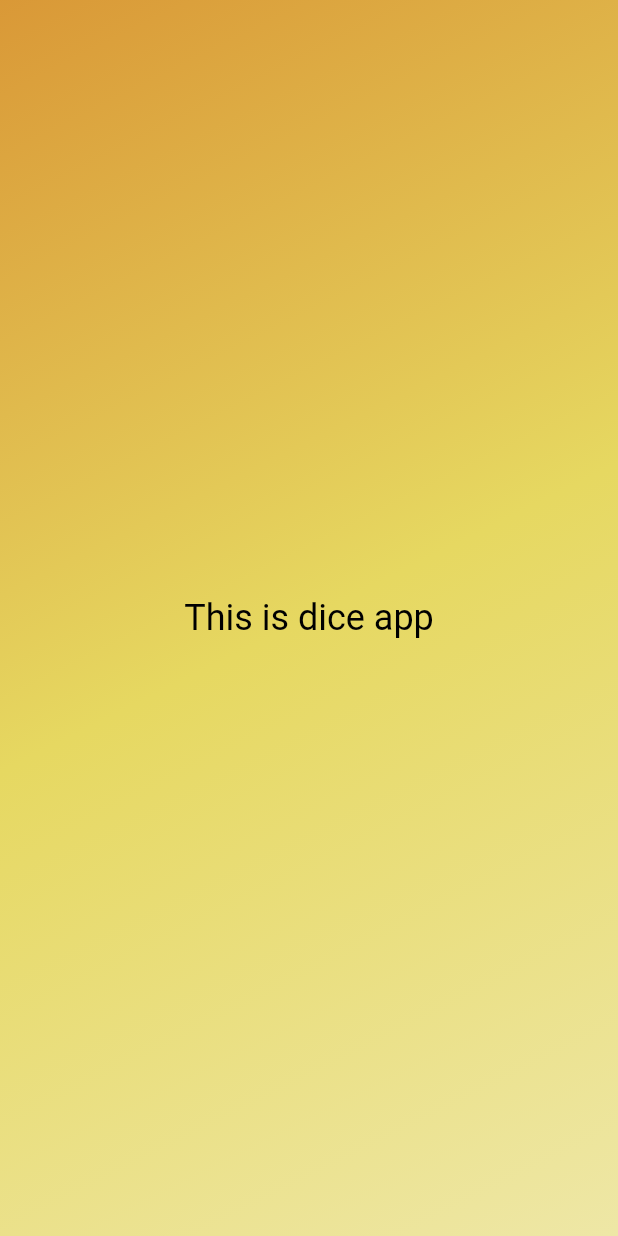
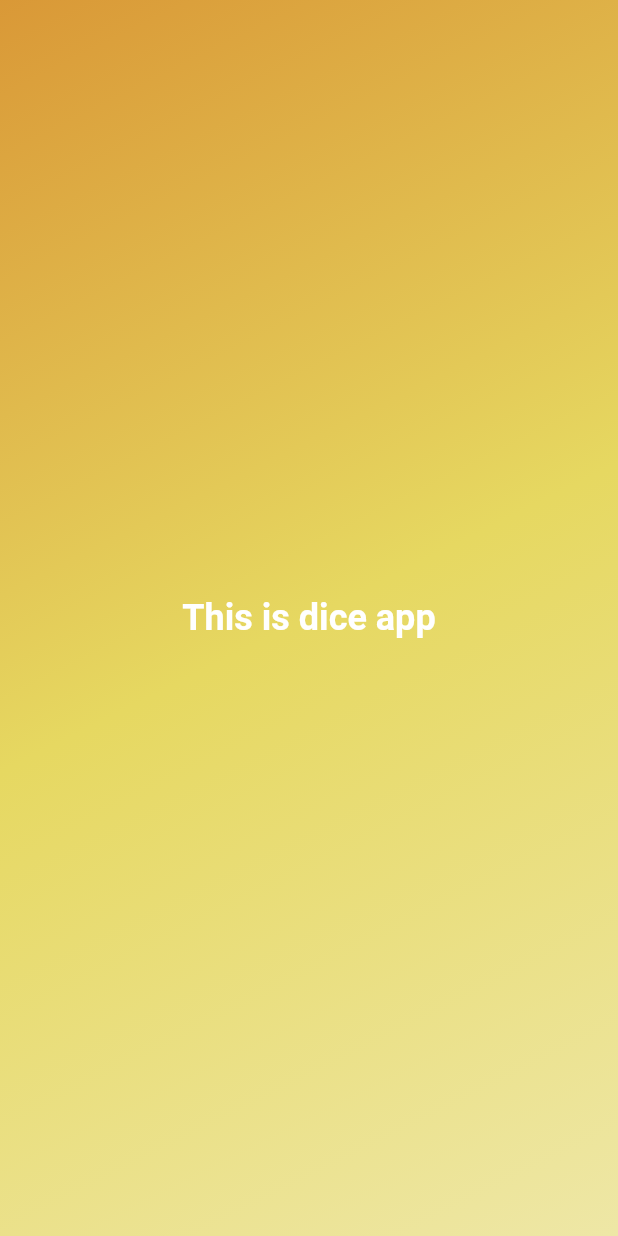
Before and after one commit to Ferdy199/DiceApp, a Flutter app: the screen it shows after launch, on a phone screen of 412 x 824 dp. Run offline on Flutter 3.47's test engine with Material 2 defaults, Android fonts, the phone set to English and light mode, and no system bars.

Commit message:
finished chap 1 : step 38

```diff
--- /dev/null
+++ b/lib/gradient_container.dart
@@ -0,0 +1,22 @@
+import 'package:flutter/material.dart';
+import 'styled_text.dart';
+
+class GradientContainer extends StatelessWidget {
+  const GradientContainer({super.key});
+
+  @override
+  Widget build(context) {
+    return Container(
+      decoration: const BoxDecoration(
+        gradient: LinearGradient(colors: [
+          Color.fromARGB(244, 216, 148, 46),
+          Color.fromARGB(255, 230, 216, 97),
+          Color.fromARGB(255, 238, 231, 166)
+        ], begin: Alignment.topLeft, end: Alignment.bottomRight),
+      ),
+      child: const Center(
+        child: StyledText(),
+      ),
+    );
+  }
+}
--- /dev/null
+++ b/lib/styled_text.dart
@@ -0,0 +1,17 @@
+import 'package:flutter/material.dart';
+
+class StyledText extends StatelessWidget {
+  const StyledText({super.key});
+
+  @override
+  Widget build(context) {
+    return const Text(
+      'This is dice app',
+      style: TextStyle(
+        color: Color.fromARGB(255, 255, 255, 255),
+        fontSize: 24,
+        fontWeight: FontWeight.bold,
+      ),
+    );
+  }
+}
```
Also changed, not shown: lib/main.dart (+6 -17 lines).
